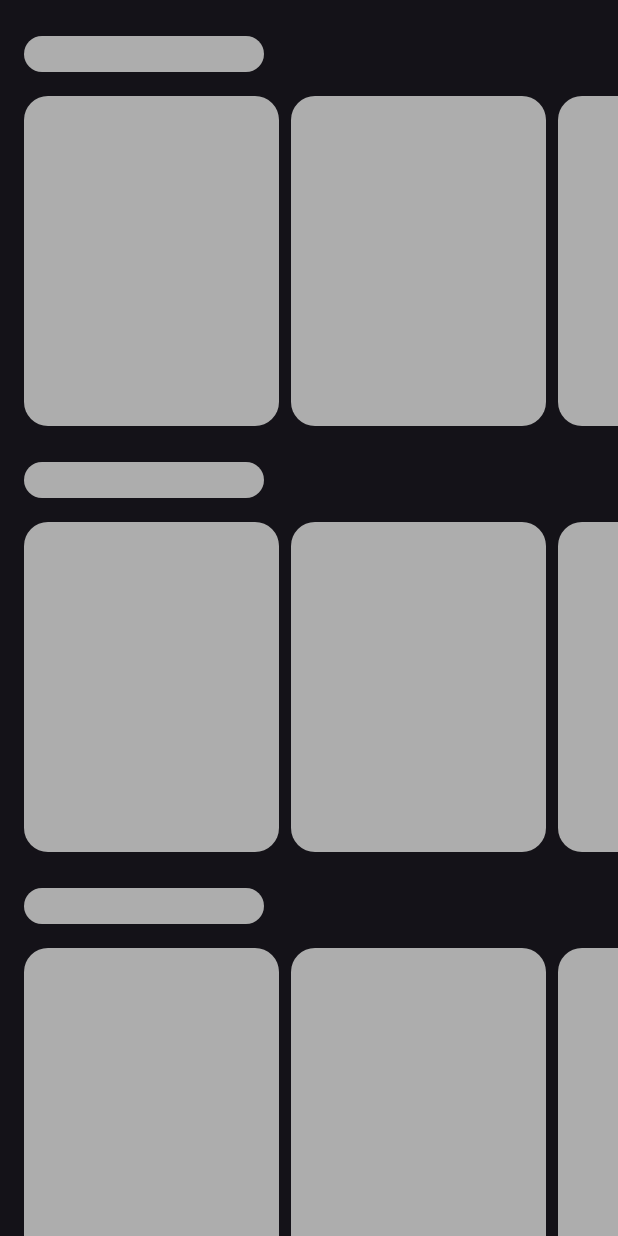
After one commit to edwnmrtnz/showtime, an Android app: the layout fragment_movielist_shimmer.xml on its own in the app's theme, with its tools: preview values and no code run, on a phone screen of 412 x 824 dp. The commit adds this screen. Run offline under Robolectric (Android 15) with nearby library versions, the phone set to English and light mode, and no system bars.

Commit message:
Add shimmer

```diff
--- a/app/src/main/java/com/github/edwnmrtnz/showtime/ui/home/HomeMoviesFragment.kt
+++ b/app/src/main/java/com/github/edwnmrtnz/showtime/ui/home/HomeMoviesFragment.kt
@@ -99,7 +99,12 @@ class HomeMoviesFragment : Fragment(), HomeMoviesView {
         handleErrors(state.error)
 
         adapter.submitList(state.movies) {
-            if (!state.isTryingToSetup) EspressoIdlingResource.decrement()
+            if (!state.isTryingToSetup) {
+                EspressoIdlingResource.decrement()
+                binding.shimmer.shimmer.visibility = View.GONE
+            } else {
+                binding.shimmer.shimmer.visibility = View.VISIBLE
+            }
         }
     }
 
--- /dev/null
+++ b/app/src/main/res/drawable/selector_shimmer.xml
@@ -0,0 +1,9 @@
+<?xml version="1.0" encoding="utf-8"?>
+<selector xmlns:android="http://schemas.android.com/apk/res/android">
+    <item>
+        <shape android:shape="rectangle">
+            <corners android:radius="16dp" />
+            <solid android:color="#adadad" />
+        </shape>
+    </item>
+</selector>
--- a/app/src/main/res/layout/fragment_movielist.xml
+++ b/app/src/main/res/layout/fragment_movielist.xml
@@ -1,7 +1,8 @@
 <?xml version="1.0" encoding="utf-8"?>
-<androidx.appcompat.widget.LinearLayoutCompat xmlns:android="http://schemas.android.com/apk/res/android"
+<FrameLayout xmlns:android="http://schemas.android.com/apk/res/android"
     xmlns:tools="http://schemas.android.com/tools"
     android:layout_width="match_parent"
+    android:animateLayoutChanges="true"
     android:layout_height="match_parent"
     xmlns:app="http://schemas.android.com/apk/res-auto"
     android:orientation="vertical"
@@ -17,4 +18,8 @@
         android:layout_width="match_parent"
         android:layout_height="match_parent"/>
 
-</androidx.appcompat.widget.LinearLayoutCompat>
+    <include
+        android:id="@+id/shimmer"
+        layout="@layout/fragment_movielist_shimmer"/>
+
+</FrameLayout>
--- /dev/null
+++ b/app/src/main/res/layout/fragment_movielist_shimmer.xml
@@ -0,0 +1,89 @@
+<?xml version="1.0" encoding="utf-8"?>
+<com.facebook.shimmer.ShimmerFrameLayout
+    android:id="@+id/shimmer"
+    android:orientation="vertical"
+    xmlns:android="http://schemas.android.com/apk/res/android"
+    android:layout_width="match_parent"
+    android:layout_height="match_parent">
+
+    <androidx.appcompat.widget.LinearLayoutCompat
+        android:orientation="vertical"
+        android:layout_width="match_parent"
+        android:layout_height="wrap_content">
+
+        <include layout="@layout/item_movie_section_shimmer"/>
+        <androidx.appcompat.widget.LinearLayoutCompat
+            android:clipToPadding="false"
+            android:paddingStart="16dp"
+            android:paddingEnd="16dp"
+            android:orientation="horizontal"
+            android:layout_width="wrap_content"
+            android:layout_height="wrap_content">
+
+            <include layout="@layout/item_movie_shimmer"/>
+            <include layout="@layout/item_movie_shimmer"/>
+            <include layout="@layout/item_movie_shimmer"/>
+            <include layout="@layout/item_movie_shimmer"/>
+            <include layout="@layout/item_movie_shimmer"/>
+            <include layout="@layout/item_movie_shimmer"/>
+
+        </androidx.appcompat.widget.LinearLayoutCompat>
+
+        <include layout="@layout/item_movie_section_shimmer"/>
+        <androidx.appcompat.widget.LinearLayoutCompat
+            android:clipToPadding="false"
+            android:paddingStart="16dp"
+            android:paddingEnd="16dp"
+            android:orientation="horizontal"
+            android:layout_width="wrap_content"
+            android:layout_height="wrap_content">
+
+            <include layout="@layout/item_movie_shimmer"/>
+            <include layout="@layout/item_movie_shimmer"/>
+            <include layout="@layout/item_movie_shimmer"/>
+            <include layout="@layout/item_movie_shimmer"/>
+            <include layout="@layout/item_movie_shimmer"/>
+            <include layout="@layout/item_movie_shimmer"/>
+
+        </androidx.appcompat.widget.LinearLayoutCompat>
+
+
+        <include layout="@layout/item_movie_section_shimmer"/>
+        <androidx.appcompat.widget.LinearLayoutCompat
+            android:clipToPadding="false"
+            android:paddingStart="16dp"
+            android:paddingEnd="16dp"
+            android:orientation="horizontal"
+            android:layout_width="wrap_content"
+            android:layout_height="wrap_content">
+
+            <include layout="@layout/item_movie_shimmer"/>
+            <include layout="@layout/item_movie_shimmer"/>
+            <include layout="@layout/item_movie_shimmer"/>
+            <include layout="@layout/item_movie_shimmer"/>
+            <include layout="@layout/item_movie_shimmer"/>
+            <include layout="@layout/item_movie_shimmer"/>
+
+        </androidx.appcompat.widget.LinearLayoutCompat>
+
+        <include layout="@layout/item_movie_section_shimmer"/>
+        <androidx.appcompat.widget.LinearLayoutCompat
+            android:clipToPadding="false"
+            android:paddingStart="16dp"
+            android:paddingEnd="16dp"
+            android:orientation="horizontal"
+            android:layout_width="wrap_content"
+            android:layout_height="wrap_content">
+
+            <include layout="@layout/item_movie_shimmer"/>
+            <include layout="@layout/item_movie_shimmer"/>
+            <include layout="@layout/item_movie_shimmer"/>
+            <include layout="@layout/item_movie_shimmer"/>
+            <include layout="@layout/item_movie_shimmer"/>
+            <include layout="@layout/item_movie_shimmer"/>
+
+        </androidx.appcompat.widget.LinearLayoutCompat>
+
+    </androidx.appcompat.widget.LinearLayoutCompat>
+
+</com.facebook.shimmer.ShimmerFrameLayout>
--- /dev/null
+++ b/app/src/main/res/layout/item_movie_section_shimmer.xml
@@ -0,0 +1,8 @@
+<?xml version="1.0" encoding="utf-8"?>
+<View xmlns:android="http://schemas.android.com/apk/res/android"
+    android:background="@drawable/selector_shimmer"
+    android:layout_height="24sp"
+    android:layout_marginStart="16dp"
+    android:layout_marginBottom="16dp"
+    android:layout_marginTop="24dp"
+    android:layout_width="160dp" />
--- /dev/null
+++ b/app/src/main/res/layout/item_movie_shimmer.xml
@@ -0,0 +1,6 @@
+<?xml version="1.0" encoding="utf-8"?>
+<View xmlns:android="http://schemas.android.com/apk/res/android"
+    android:background="@drawable/selector_shimmer"
+    android:layout_width="170dp"
+    android:layout_marginEnd="8dp"
+    android:layout_height="220dp"/>
--- a/gradle/libs.versions.toml
+++ b/gradle/libs.versions.toml
@@ -22,6 +22,8 @@ picasso = "2.8"
 ktlint = "11.3.1"
 detekt = "1.23.0"
 room = "2.5.1"
+shimmer = "0.5.0"
+lottie = "6.0.0"
 
 [libraries]
 core-ktx = { module = "androidx.core:core-ktx", version.ref = "core-ktx" }
@@ -43,6 +45,9 @@ retrofit-converter-gson = { module = "com.squareup.retrofit2:converter-gson", ve
 picasso = { module = "com.squareup.picasso:picasso", version.ref = "picasso" }
 room = { module = "androidx.room:room-ktx", version.ref = "room" }
 room-compiler = { module = "androidx.room:room-compiler", version.ref = "room" }
+shimmer = { module = "com.facebook.shimmer:shimmer", version.ref = "shimmer" }
+lottie = { module = "com.airbnb.android:lottie", version.ref = "lottie" }
+
 
 edwnmrtnz-scopey = { module = "net.github.amaterasu:scopey", version.ref = "scopey" }
 edwnmrtnz-testing-local = { module = "net.github.amaterasu:localtest", version.ref = "testing-local" }
@@ -51,14 +56,13 @@ edwnmrtnz-android-utils = { module = "net.github.amaterasu:androidutils", versio
 edwnmrtnz-argshandle = { module = "net.github.amaterasu:argshandle", version.ref = "argshandle" }
 
 
-
 [bundles]
 app = ["core-ktx", "appcompat", "material",
     "fragment-ktx", "navigation-ui-ktx",
     "constraintlayout", "gson", "dagger-hilt",
     "dagger-hilt-compiler", "edwnmrtnz-scopey", "retrofit",
     "retrofit-converter-gson", "picasso", "room",
-    "edwnmrtnz-argshandle"
+    "edwnmrtnz-argshandle", "shimmer"
 ]
 testing-local = ["junit", "android-ext-junit", "espresso", "edwnmrtnz-testing-local"]
 testing-instrumented = ["edwnmrtnz-testing-instrumented"]
```
Also changed, not shown: 1 other file.
